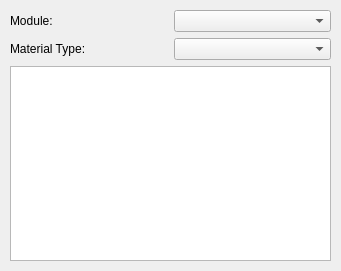
Qt form plugins/asset_library/programs/designer/tools/Import/Material_Loader/main.ui (BhMbOb/ToolsLibrary) before a commit.
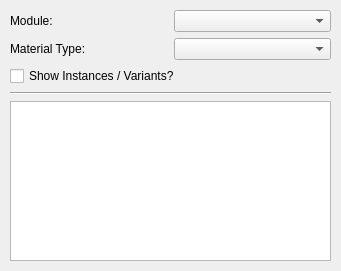
The same form after that commit.

```diff
--- a/plugins/asset_library/programs/designer/tools/Import/Material_Loader/main.ui
+++ b/plugins/asset_library/programs/designer/tools/Import/Material_Loader/main.ui
@@ -59,6 +59,23 @@
       </item>
      </layout>
     </item>
+    <item>
+     <widget class="QCheckBox" name="q_chk_show_instances">
+      <property name="text">
+       <string>Show Instances / Variants?</string>
+      </property>
+     </widget>
+    </item>
+    <item>
+     <layout class="QHBoxLayout" name="horizontalLayout_3"/>
+    </item>
+    <item>
+     <widget class="Line" name="line">
+      <property name="orientation">
+       <enum>Qt::Horizontal</enum>
+      </property>
+     </widget>
+    </item>
     <item>
      <widget class="QListWidget" name="q_materials_list"/>
     </item>
```
Left out of the diff: 2 changed lines with no effect on the pictures.
